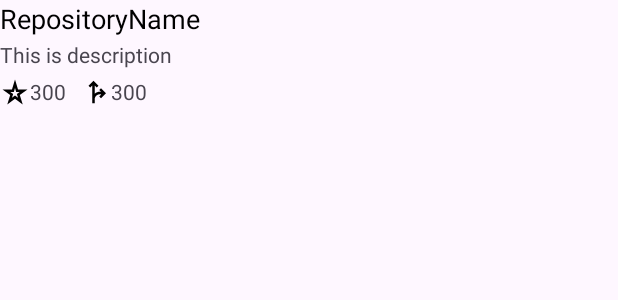
After one commit to eunjee001/githubRepository, an Android app: the layout item_repo.xml on its own in the app's theme, with its tools: preview values and no code run, on a phone screen of 412 x 824 dp. The commit adds this screen. Shown: the top 300 px of the screen. Run offline under Robolectric (Android 15) with nearby library versions, the phone set to English and light mode, and no system bars.

Commit message:
화면 구성

```diff
--- /dev/null
+++ b/app/src/main/res/drawable/baseline_fork_right_24.xml
@@ -0,0 +1,5 @@
+<vector xmlns:android="http://schemas.android.com/apk/res/android" android:height="24dp" android:tint="#000000" android:viewportHeight="24" android:viewportWidth="24" android:width="24dp">
+
+    <path android:fillColor="@android:color/white" android:pathData="M14.59,15.59L16,17l4,-4l-4,-4l-1.41,1.41L16.17,12c-1.51,-0.33 -3.73,0.08 -5.17,1.36l0,-6.53l1.59,1.59L14,7l-4,-4L6,7l1.41,1.41L9,6.83V21l2,0v-4c0.73,-2.58 3.07,-3.47 5.17,-3L14.59,15.59z"/>
+
+</vector>
--- /dev/null
+++ b/app/src/main/res/drawable/baseline_star_purple500_24.xml
@@ -0,0 +1,5 @@
+<vector xmlns:android="http://schemas.android.com/apk/res/android" android:height="24dp" android:tint="#000000" android:viewportHeight="24" android:viewportWidth="24" android:width="24dp">
+
+    <path android:fillColor="@android:color/white" android:pathData="M12,8.89L12.94,12h2.82l-2.27,1.62l0.93,3.01L12,14.79l-2.42,1.84l0.93,-3.01L8.24,12h2.82L12,8.89M12,2l-2.42,8H2l6.17,4.41L5.83,22L12,17.31L18.18,22l-2.35,-7.59L22,10h-7.58L12,2L12,2z"/>
+
+</vector>
--- /dev/null
+++ b/app/src/main/res/layout/item_repo.xml
@@ -0,0 +1,65 @@
+<?xml version="1.0" encoding="utf-8"?>
+<androidx.constraintlayout.widget.ConstraintLayout xmlns:android="http://schemas.android.com/apk/res/android"
+    android:layout_width="match_parent"
+    android:layout_height="match_parent"
+    xmlns:app="http://schemas.android.com/apk/res-auto"
+    xmlns:tools="http://schemas.android.com/tools">
+
+    <TextView
+        android:layout_width="0dp"
+        android:layout_height="wrap_content"
+        android:id="@+id/repoNameTextView"
+        android:textSize="18sp"
+        tools:text= "RepositoryName"
+        app:layout_constraintEnd_toEndOf="parent"
+        app:layout_constraintStart_toStartOf="parent"
+        app:layout_constraintTop_toTopOf="parent"
+        android:textColor="@color/black"/>
+
+    <TextView
+        android:layout_width="0dp"
+        android:layout_height="wrap_content"
+        android:id="@+id/descriptionTextView"
+        android:layout_marginTop="2dp"
+        app:layout_constraintEnd_toEndOf="parent"
+        app:layout_constraintStart_toStartOf="parent"
+        app:layout_constraintTop_toBottomOf="@id/repoNameTextView"
+        tools:text = "This is description"/>
+
+    <ImageView
+        android:layout_width="20dp"
+        android:layout_height="20dp"
+        android:id="@+id/starCountImageView"
+        android:src="@drawable/baseline_star_purple500_24"
+        app:layout_constraintTop_toTopOf="@id/startCountTextView"
+        app:layout_constraintStart_toStartOf="parent"
+        app:layout_constraintTop_toBottomOf="@id/startCountTextView"/>
+
+    <TextView
+        android:layout_width="wrap_content"
+        android:layout_height="wrap_content"
+        android:id="@+id/startCountTextView"
+        tools:text="300"
+        app:layout_constraintStart_toEndOf="@id/starCountImageView"
+        app:layout_constraintTop_toBottomOf="@id/descriptionTextView"
+        android:layout_marginTop="5dp"/>
+
+    <ImageView
+        android:layout_width="20dp"
+        android:layout_height="20dp"
+        android:id="@+id/forkCountImageView"
+        android:layout_marginStart="10dp"
+        android:src="@drawable/baseline_fork_right_24"
+        app:layout_constraintTop_toTopOf="@id/forkCountTextView"
+        app:layout_constraintStart_toEndOf="@id/startCountTextView"
+        app:layout_constraintTop_toBottomOf="@id/forkCountTextView"/>
+
+    <TextView
+        android:layout_width="wrap_content"
+        android:layout_height="wrap_content"
+        android:id="@+id/forkCountTextView"
+        tools:text="300"
+        app:layout_constraintStart_toEndOf="@id/forkCountImageView"
+        app:layout_constraintTop_toBottomOf="@id/descriptionTextView"
+        android:layout_marginTop="5dp"/>
+</androidx.constraintlayout.widget.ConstraintLayout>
```
Also changed, not shown: app/src/main/java/com/kkyoungs/githubrepository/RepoActivity.kt (+41 -3 lines), app/src/main/java/com/kkyoungs/githubrepository/RepoAdapter.kt (added, +41 -0 lines), app/src/main/res/layout/activity_repo.xml (+26 -1 lines).
